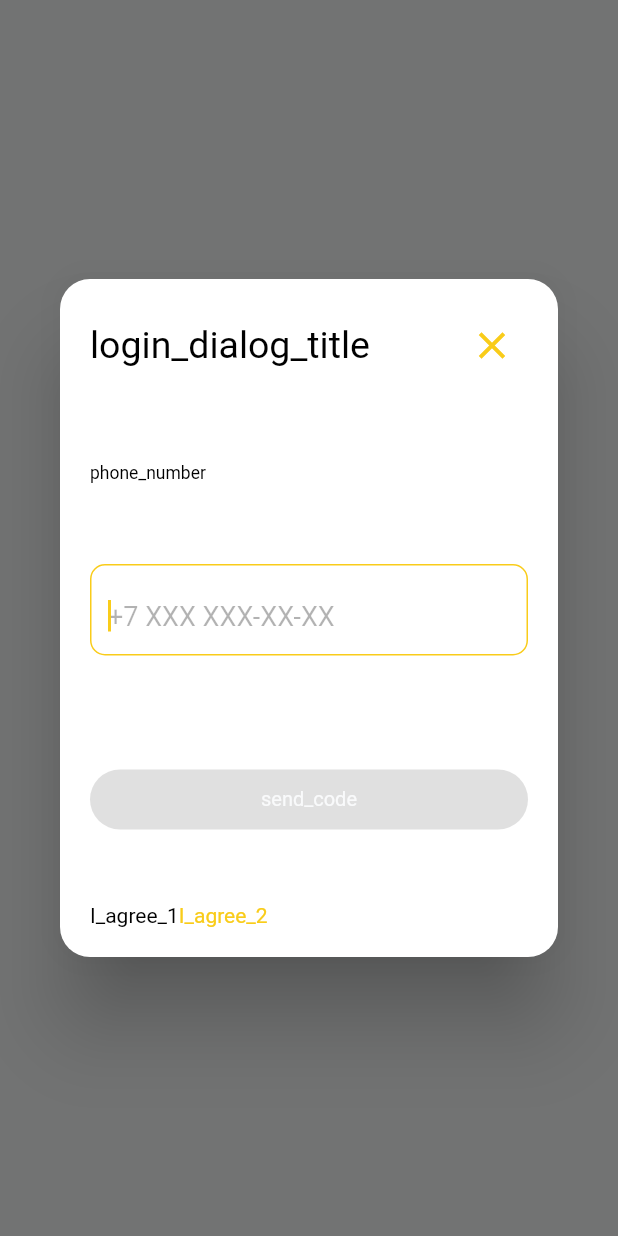
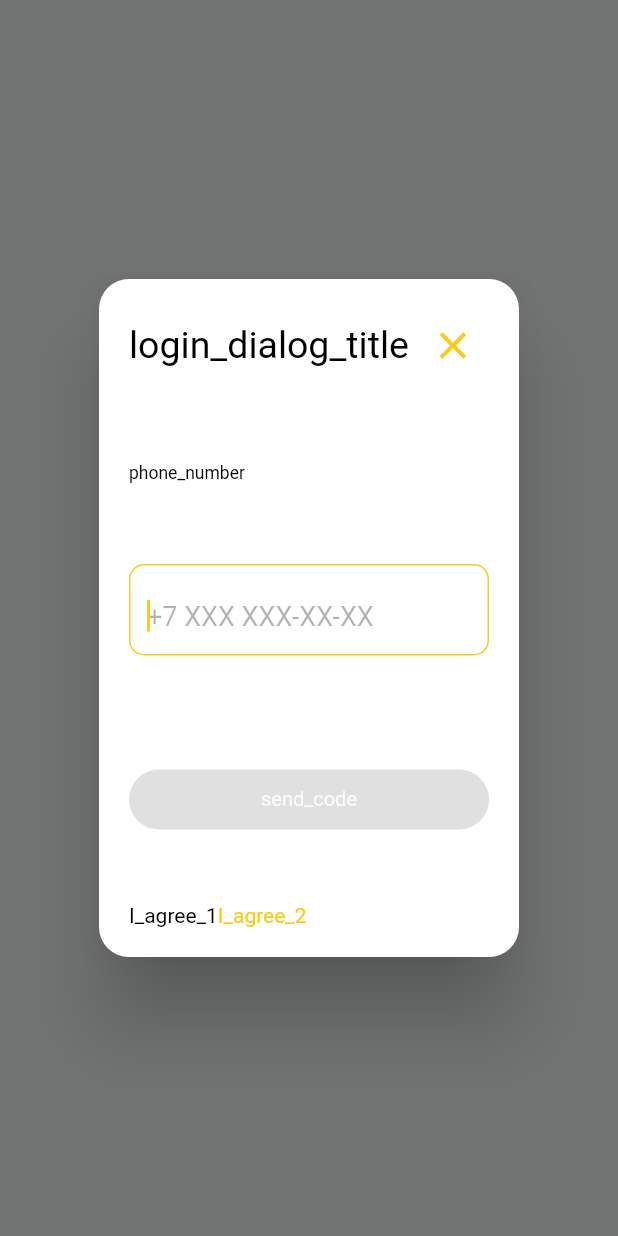
Before and after one commit to TsygTa/molokovo, a Flutter app: what showLoginDialog() shows on an empty page, opened directly, on a phone screen of 412 x 824 dp. Run offline on Flutter 3.47's test engine with Material 2 defaults, Android fonts, the phone set to English and light mode, and no system bars; our stand-ins replace get, google_fonts; accounts and stored records are empty.

```diff
--- a/lib/site_layout.dart
+++ b/lib/site_layout.dart
@@ -44,7 +44,7 @@ class SiteLayout extends GetView<AppPagesController> {
             )
           : null,
       endDrawer: SizedBox(
-        width: context.width / 3,
+        width: context.width / (ResponsiveWidget.isSmallScreen(context) ? 2 : 3),
         child: Drawer(
           child: BasketForm(),
         ),
--- a/lib/widgets/login/login_dialog.dart
+++ b/lib/widgets/login/login_dialog.dart
@@ -11,10 +11,10 @@ class LoginDialog extends GetView<AuthController> {
 
   @override
   Widget build(BuildContext context) {
-    int devider = ResponsiveWidget.isSmallScreen(context) ? 2 : 3;
+    double divider = ResponsiveWidget.isSmallScreen(context) ? 2 : 2.5;
     return SizedBox(
-      width: context.height / devider,
-      height: context.height / devider,
+      width: context.width / divider,
+      height: context.height / divider,
       child: GetBuilder<AuthController>(
           builder: (_) {
             if (controller.authState == AuthState.init) {
@@ -69,8 +69,7 @@ Future<void> showLoginDialog(BuildContext context) async {
       context: context,
       builder: (BuildContext context) {
         return SimpleDialog(
-          contentPadding: EdgeInsets.fromLTRB(20, 20, 20, 20),
-          //insetPadding: EdgeInsets.all(8),
+          contentPadding: const EdgeInsets.all(20),
           children: <Widget>[
             LoginDialog()
           ],
```
Also changed, not shown: assets/logo/logo_molokovo.png.
